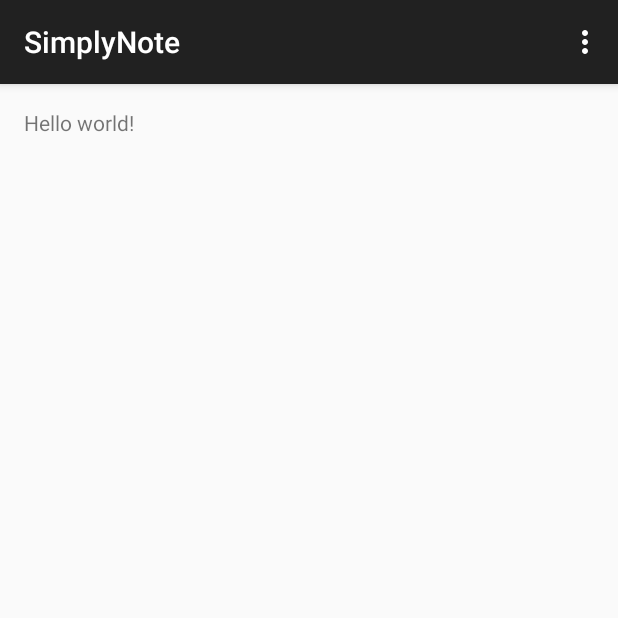
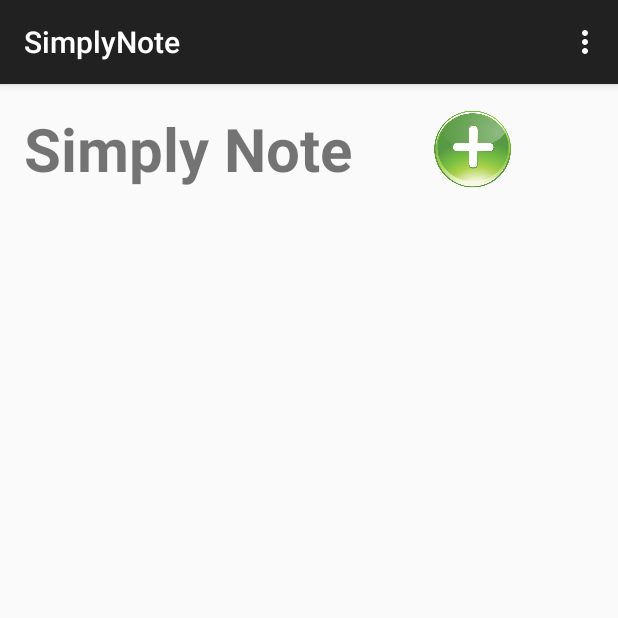
Before and after one commit to rogerfernandezv/SimplyNote, an Android app: the screen it shows after launch (MainActivity), on a phone screen of 412 x 824 dp, the top half of it. Run offline under Robolectric (Android 15) with nearby library versions, the phone set to English and light mode, and no system bars.

Commit message:
Editado activity e layouts

```diff
--- a/app/src/main/AndroidManifest.xml
+++ b/app/src/main/AndroidManifest.xml
@@ -16,6 +16,10 @@
                 <category android:name="android.intent.category.LAUNCHER" />
             </intent-filter>
         </activity>
+        <activity
+            android:name=".AdicionarActivity"
+            android:label="@string/title_activity_adicionar" >
+        </activity>
     </application>
 
 </manifest>
--- a/app/src/main/res/layout/activity_main.xml
+++ b/app/src/main/res/layout/activity_main.xml
@@ -1,11 +1,29 @@
-<RelativeLayout xmlns:android="http://schemas.android.com/apk/res/android"
+<LinearLayout xmlns:android="http://schemas.android.com/apk/res/android"
     xmlns:tools="http://schemas.android.com/tools" android:layout_width="match_parent"
     android:layout_height="match_parent" android:paddingLeft="@dimen/activity_horizontal_margin"
     android:paddingRight="@dimen/activity_horizontal_margin"
     android:paddingTop="@dimen/activity_vertical_margin"
-    android:paddingBottom="@dimen/activity_vertical_margin" tools:context=".MainActivity">
+    android:paddingBottom="@dimen/activity_vertical_margin" tools:context=".MainActivity"
+    android:orientation="vertical">
 
-    <TextView android:text="@string/hello_world" android:layout_width="wrap_content"
-        android:layout_height="wrap_content" />
+    <LinearLayout
+        android:orientation="horizontal"
+        android:layout_width="fill_parent"
+        android:layout_height="wrap_content">
 
-</RelativeLayout>
+        <TextView android:text="@string/hello_world" android:layout_width="wrap_content"
+            android:layout_height="wrap_content"
+            android:textStyle="bold"
+            android:textSize="40sp" />
+
+        <ImageButton
+            android:layout_width="match_parent"
+            android:layout_height="match_parent"
+            android:id="@+id/imageButton"
+            android:src="@drawable/plus_add_green"
+            android:background="@android:color/transparent"
+            android:scaleType="fitCenter" />
+
+    </LinearLayout>
+
+</LinearLayout>
--- a/app/src/main/res/values/strings.xml
+++ b/app/src/main/res/values/strings.xml
@@ -1,6 +1,7 @@
 <resources>
     <string name="app_name">SimplyNote</string>
 
-    <string name="hello_world">Hello world!</string>
+    <string name="hello_world">Simply Note</string>
     <string name="action_settings">Settings</string>
+    <string name="title_activity_adicionar">AdicionarActivity</string>
 </resources>
```
Also changed, not shown: app/src/main/java/rogerdev/simplynote/br/simplynote/AdicionarActivity.java (added, +39 -0 lines), app/src/main/res/layout/activity_adicionar.xml (added, +57 -0 lines), app/src/main/res/menu/menu_adicionar.xml (added, +7 -0 lines), app/src/main/res/drawable/plus_add_green.png (added), app/src/main/res/drawable/plus_add_green2.png (added).
